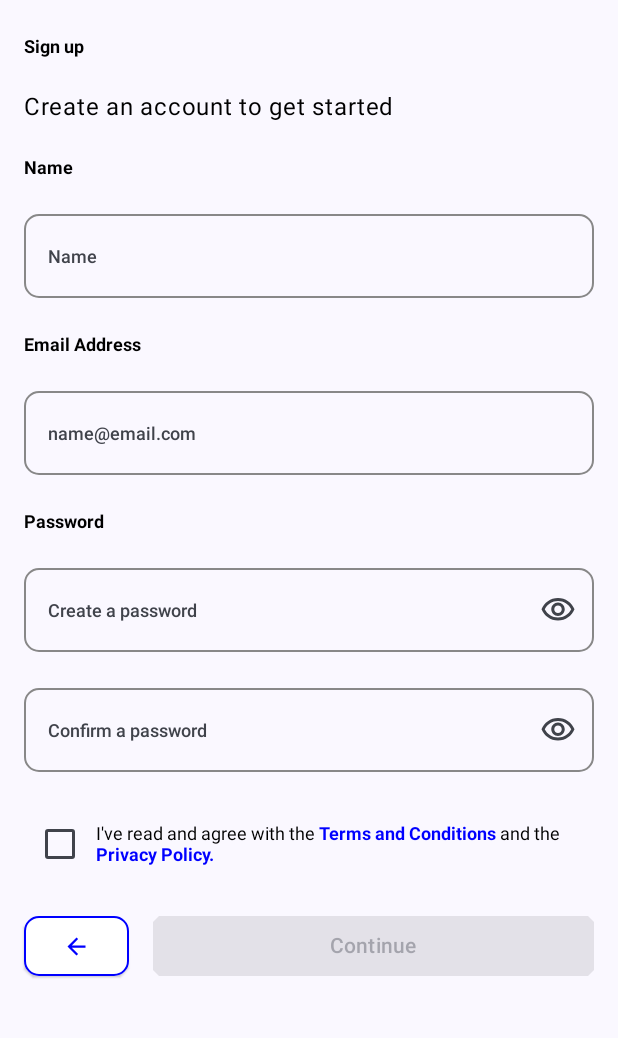
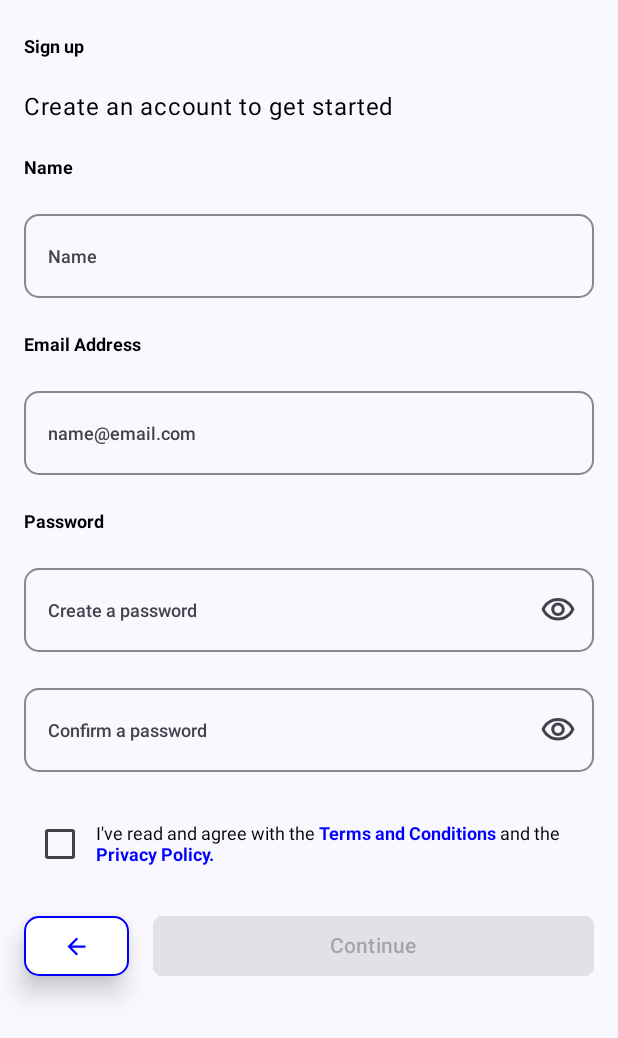
Before and after one commit to igel911/GoodbyeViews, an Android app built with Jetpack Compose: the SignUpScreen screen opened through its navigation route, on a phone screen of 412 x 824 dp. Shown: the top 1038 px of the screen. Run offline under Robolectric (Android 15) with nearby library versions, the phone set to English and light mode, and no system bars.

Commit message:
Moved button colors and styles to special files

```diff
--- a/app/src/main/java/com/example/goodbyeviews/ui/theme/Style.kt
+++ b/app/src/main/java/com/example/goodbyeviews/ui/theme/Style.kt
@@ -1,8 +1,13 @@
 package com.example.goodbyeviews.ui.theme
 
+import androidx.compose.material3.ButtonColors
+import androidx.compose.material3.ButtonDefaults
+import androidx.compose.material3.ButtonElevation
+import androidx.compose.runtime.Composable
 import androidx.compose.ui.graphics.Color
 import androidx.compose.ui.text.SpanStyle
 import androidx.compose.ui.text.font.FontWeight
+import androidx.compose.ui.unit.dp
 import androidx.compose.ui.unit.sp
 
 fun regularStyle(
@@ -18,3 +23,21 @@ fun clickableStyle(
     fontSize = fontSize.sp,
     fontWeight = FontWeight.Bold
 )
+
+@Composable
+fun buttonElevation(): ButtonElevation = ButtonDefaults.buttonElevation(
+    defaultElevation = 10.dp,
+    pressedElevation = 15.dp,
+    disabledElevation = 0.dp
+)
+
+@Composable
+fun buttonColors(): ButtonColors = ButtonDefaults.buttonColors(
+    containerColor = Color.Blue
+)
+
+@Composable
+fun buttonBackColors(): ButtonColors = ButtonDefaults.buttonColors(
+    containerColor = Color.White,
+    contentColor = Color.Blue
+)
--- a/app/src/main/java/com/example/goodbyeviews/ui/views/Button.kt
+++ b/app/src/main/java/com/example/goodbyeviews/ui/views/Button.kt
@@ -4,33 +4,25 @@ import androidx.annotation.StringRes
 import androidx.compose.foundation.shape.CutCornerShape
 import androidx.compose.material3.Button
 import androidx.compose.material3.ButtonColors
-import androidx.compose.material3.ButtonDefaults
 import androidx.compose.material3.ButtonElevation
 import androidx.compose.material3.Text
 import androidx.compose.runtime.Composable
 import androidx.compose.ui.Modifier
-import androidx.compose.ui.graphics.Color
 import androidx.compose.ui.res.stringResource
 import androidx.compose.ui.tooling.preview.Preview
-import androidx.compose.ui.unit.dp
-import com.example.goodbyeviews.R
 import com.example.goodbyeviews.ui.theme.GoodbyeViewsTheme
+import com.example.goodbyeviews.ui.theme.buttonColors
+import com.example.goodbyeviews.ui.theme.buttonElevation
 import com.example.goodbyeviews.ui.theme.cutCornerShape10
 
 
 @Composable
 fun ButtonWithTitle(
+    text: String,
     modifier: Modifier = Modifier,
-    text: String = "",
-    shape: CutCornerShape = CutCornerShape(10),
-    elevation: ButtonElevation = ButtonDefaults.buttonElevation(
-        defaultElevation = 10.dp,
-        pressedElevation = 15.dp,
-        disabledElevation = 0.dp
-    ),
-    colors: ButtonColors = ButtonDefaults.buttonColors(
-        containerColor = Color.Blue
-    ),
+    shape: CutCornerShape = cutCornerShape10,
+    elevation: ButtonElevation = buttonElevation(),
+    colors: ButtonColors = buttonColors(),
     isButtonEnabled: Boolean = true,
     onClick: () -> Unit = { }
 ) {
@@ -48,20 +40,14 @@ fun ButtonWithTitle(
 
 @Composable
 fun ButtonWithTitle(
+    @StringRes text: Int,
     modifier: Modifier = Modifier,
-    @StringRes text: Int = R.string.empty,
     shape: CutCornerShape = cutCornerShape10,
-    elevation: ButtonElevation = ButtonDefaults.buttonElevation(
-        defaultElevation = 10.dp,
-        pressedElevation = 15.dp,
-        disabledElevation = 0.dp
-    ),
-    colors: ButtonColors = ButtonDefaults.buttonColors(
-        containerColor = Color.Blue
-    ),
+    elevation: ButtonElevation = buttonElevation(),
+    colors: ButtonColors = buttonColors(),
     isButtonEnabled: Boolean = true,
     onClick: () -> Unit = { }
-    ) {
+) {
     ButtonWithTitle(
         modifier = modifier,
         text = stringResource(text),
--- a/app/src/main/java/com/example/goodbyeviews/ui/views/ImageButton.kt
+++ b/app/src/main/java/com/example/goodbyeviews/ui/views/ImageButton.kt
@@ -16,22 +16,21 @@ import androidx.compose.ui.graphics.vector.ImageVector
 import androidx.compose.ui.tooling.preview.Preview
 import androidx.compose.ui.unit.dp
 import com.example.goodbyeviews.ui.theme.GoodbyeViewsTheme
+import com.example.goodbyeviews.ui.theme.buttonBackColors
+import com.example.goodbyeviews.ui.theme.buttonElevation
 
 @Composable
 fun ImageButton(
     modifier: Modifier = Modifier,
     icon: ImageVector,
-    colors: ButtonColors = ButtonDefaults.buttonColors(
-        containerColor = Color.White,
-        contentColor = Color.Blue
-    ),
+    colors: ButtonColors = buttonBackColors(),
     onClick: () -> Unit = { }
 ) {
     Button(
         modifier = modifier,
         onClick = onClick,
         border = BorderStroke(1.dp, Color.Blue),
-        elevation = ButtonDefaults.buttonElevation(1.dp),
+        elevation = buttonElevation(),
         colors = colors,
         shape = RoundedCornerShape(10.dp)
     ) {
```
